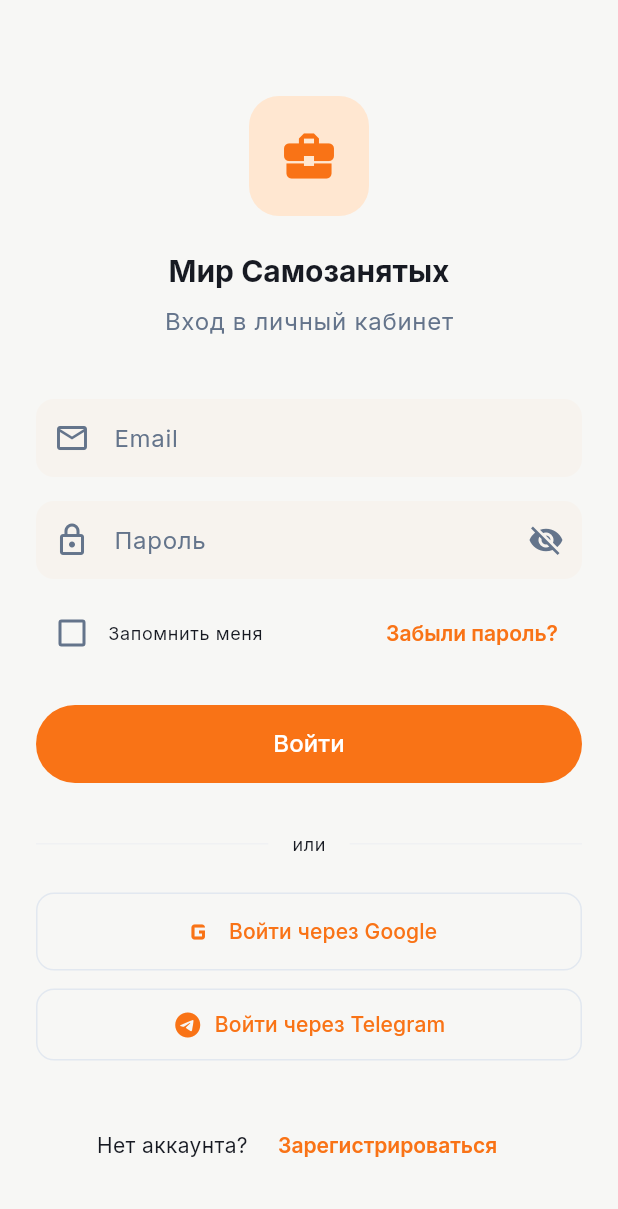
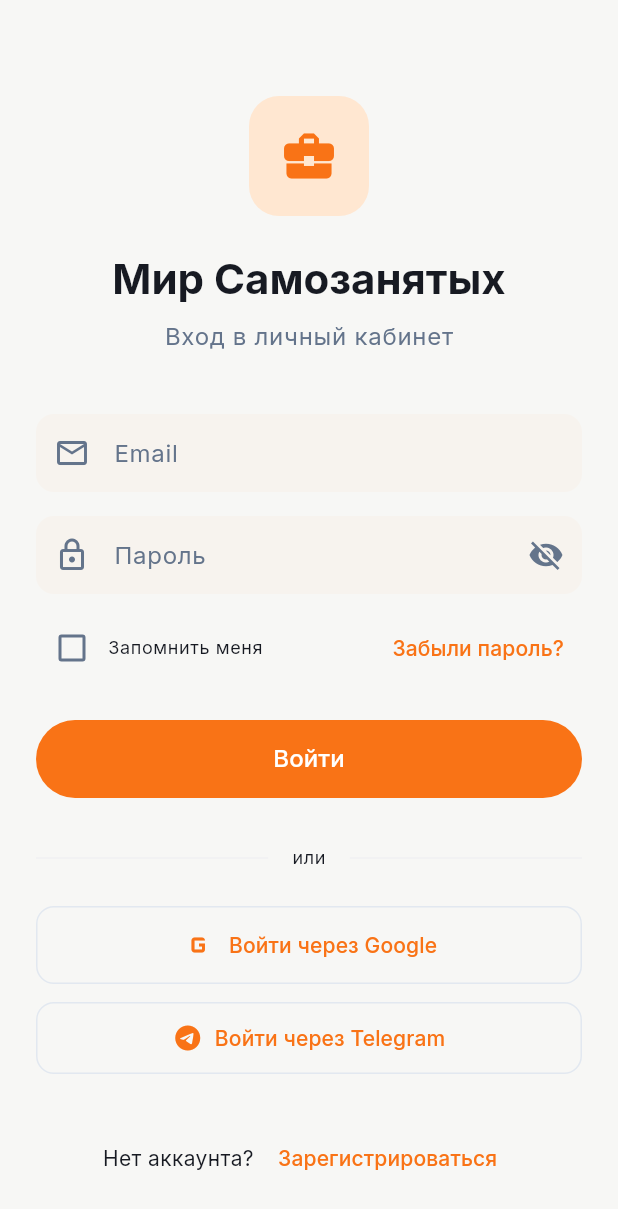
Before and after one commit to paulafanasyev/mir-samozanyatykh-, a Flutter app: the screen it shows after launch, on a phone screen of 412 x 824 dp. Shown: the top 1209 px of the screen. Run offline on Flutter 3.47's test engine with Material 3 defaults, Android fonts, the light colour scheme and no system bars; our stand-ins replace connectivity_plus, dio, fl_chart, flutter_local_notifications, flutter_riverpod, flutter_secure_storage and 8 more; accounts and stored records are empty.

Commit message:
fix(mobile): align theme with Material 3 CardThemeData

```diff
--- a/src/mobile/lib/core/theme/app_theme.dart
+++ b/src/mobile/lib/core/theme/app_theme.dart
@@ -4,7 +4,6 @@ import 'package:google_fonts/google_fonts.dart';
 class AppTheme {
   AppTheme._();
 
-  // Brand Colors
   static const Color primary = Color(0xFFF97316);
   static const Color primaryDark = Color(0xFFEA580C);
   static const Color primaryLight = Color(0xFFFFB45F);
@@ -15,8 +14,6 @@ class AppTheme {
   static const Color warning = Color(0xFFFFA000);
   static const Color success = Color(0xFF43A047);
   static const Color info = Color(0xFF1E88E5);
-
-  // Neutral
   static const Color background = Color(0xFFF7F7F5);
   static const Color surface = Color(0xFFFFFFFF);
   static const Color surfaceVariant = Color(0xFFF7F3EE);
@@ -24,19 +21,39 @@ class AppTheme {
   static const Color onSurfaceVariant = Color(0xFF64748B);
   static const Color outline = Color(0xFFE2E8F0);
   static const Color outlineVariant = Color(0xFFF0F1F3);
-
-  // Dark theme
   static const Color darkBackground = Color(0xFF0D1016);
   static const Color darkSurface = Color(0xFF151922);
   static const Color darkSurfaceVariant = Color(0xFF1D232E);
   static const Color darkOnSurface = Color(0xFFF8FAFC);
   static const Color darkOnSurfaceVariant = Color(0xFF94A3B8);
 
-  static ThemeData get lightTheme {
-    return ThemeData(
-      useMaterial3: true,
-      brightness: Brightness.light,
-      colorScheme: const ColorScheme.light(
+  static ThemeData get lightTheme => _theme(Brightness.light);
+  static ThemeData get darkTheme => _theme(Brightness.dark);
+
+  static ThemeData _theme(Brightness brightness) {
+    final dark = brightness == Brightness.dark;
+    final scheme = dark
+        ? const ColorScheme.dark(
+            primary: accentLight,
+            onPrimary: Colors.black,
+            primaryContainer: Color(0xFF7C2D12),
+            onPrimaryContainer: Color(0xFFFFEDD5),
+            secondary: Color(0xFF4ADE80),
+            onSecondary: Colors.black,
+            secondaryContainer: Color(0xFF1B5E20),
+            onSecondaryContainer: Color(0xFFE8F5E9),
+            tertiary: accentLight,
+            onTertiary: Colors.black,
+            error: Color(0xFFEF5350),
+            onError: Colors.black,
+            surface: darkSurface,
+            onSurface: darkOnSurface,
+            surfaceContainerHighest: darkSurfaceVariant,
+            onSurfaceVariant: darkOnSurfaceVariant,
+            outline: Color(0xFF343B48),
+            outlineVariant: Color(0xFF272D39),
+          )
+        : const ColorScheme.light(
             primary: primary,
             onPrimary: Colors.white,
             primaryContainer: Color(0xFFFFE7D1),
@@ -55,187 +72,71 @@ class AppTheme {
             onErrorContainer: Color(0xFFB71C1C),
             surface: surface,
             onSurface: onSurface,
-        surfaceVariant: surfaceVariant,
+            surfaceContainerHighest: surfaceVariant,
             onSurfaceVariant: onSurfaceVariant,
             outline: outline,
             outlineVariant: outlineVariant,
-        shadow: Color(0x1F000000),
-        scrim: Color(0x99000000),
-      ),
-      textTheme: _buildTextTheme(Brightness.light),
+          );
+
+    final textColor = dark ? darkOnSurface : onSurface;
+    return ThemeData(
+      useMaterial3: true,
+      brightness: brightness,
+      colorScheme: scheme,
+      scaffoldBackgroundColor: dark ? darkBackground : background,
+      textTheme: GoogleFonts.interTextTheme().apply(bodyColor: textColor, displayColor: textColor),
       appBarTheme: AppBarTheme(
         elevation: 0,
         scrolledUnderElevation: 1,
         centerTitle: true,
-        backgroundColor: surface,
-        foregroundColor: onSurface,
-        titleTextStyle: GoogleFonts.inter(
-          fontSize: 18,
-          fontWeight: FontWeight.w600,
-          color: onSurface,
+        backgroundColor: dark ? darkSurface : surface,
+        foregroundColor: textColor,
       ),
-      ),
-      cardTheme: CardTheme(
+      cardTheme: CardThemeData(
         elevation: 0,
+        color: dark ? darkSurface : surface,
         shape: RoundedRectangleBorder(
           borderRadius: BorderRadius.circular(16),
-          side: const BorderSide(color: outlineVariant),
+          side: BorderSide(color: dark ? const Color(0xFF343B48) : outlineVariant),
         ),
-        color: surface,
       ),
       elevatedButtonTheme: ElevatedButtonThemeData(
         style: ElevatedButton.styleFrom(
           elevation: 0,
-          backgroundColor: primary,
-          foregroundColor: Colors.white,
+          backgroundColor: scheme.primary,
+          foregroundColor: scheme.onPrimary,
           padding: const EdgeInsets.symmetric(horizontal: 24, vertical: 14),
-          shape: RoundedRectangleBorder(
-            borderRadius: BorderRadius.circular(12),
-          ),
-          textStyle: GoogleFonts.inter(
-            fontSize: 16,
-            fontWeight: FontWeight.w600,
-          ),
+          shape: RoundedRectangleBorder(borderRadius: BorderRadius.circular(12)),
         ),
       ),
       outlinedButtonTheme: OutlinedButtonThemeData(
         style: OutlinedButton.styleFrom(
-          foregroundColor: primary,
-          side: const BorderSide(color: outline),
+          foregroundColor: scheme.primary,
+          side: BorderSide(color: scheme.outline),
           padding: const EdgeInsets.symmetric(horizontal: 24, vertical: 14),
-          shape: RoundedRectangleBorder(
-            borderRadius: BorderRadius.circular(12),
-          ),
-        ),
-      ),
-      textButtonTheme: TextButtonThemeData(
-        style: TextButton.styleFrom(
-          foregroundColor: primary,
-          padding: const EdgeInsets.symmetric(horizontal: 16, vertical: 10),
-          textStyle: GoogleFonts.inter(
-            fontSize: 14,
-            fontWeight: FontWeight.w600,
-          ),
+          shape: RoundedRectangleBorder(borderRadius: BorderRadius.circular(12)),
         ),
       ),
       inputDecorationTheme: InputDecorationTheme(
         filled: true,
-        fillColor: surfaceVariant,
-        border: OutlineInputBorder(
-          borderRadius: BorderRadius.circular(12),
-          borderSide: BorderSide.none,
+        fillColor: dark ? darkSurfaceVariant : surfaceVariant,
+        border: OutlineInputBorder(borderRadius: BorderRadius.circular(12), borderSide: BorderSide.none),
+        enabledBorder: OutlineInputBorder(borderRadius: BorderRadius.circular(12), borderSide: BorderSide.none),
+        focusedBorder: OutlineInputBorder(borderRadius: BorderRadius.circular(12), borderSide: BorderSide(color: scheme.primary, width: 2)),
+        contentPadding: const EdgeInsets.symmetric(horizontal: 16, vertical: 14),
       ),
-        enabledBorder: OutlineInputBorder(
-          borderRadius: BorderRadius.circular(12),
-          borderSide: BorderSide.none,
-        ),
-        focusedBorder: OutlineInputBorder(
-          borderRadius: BorderRadius.circular(12),
-          borderSide: const BorderSide(color: primary, width: 2),
-        ),
-        errorBorder: OutlineInputBorder(
-          borderRadius: BorderRadius.circular(12),
-          borderSide: const BorderSide(color: error, width: 1),
-        ),
-        contentPadding: const EdgeInsets.symmetric(horizontal: 16, vertical: 14),
-        hintStyle: GoogleFonts.inter(
-          fontSize: 14,
-          color: onSurfaceVariant,
-        ),
+      floatingActionButtonTheme: FloatingActionButtonThemeData(
+        backgroundColor: scheme.primary,
+        foregroundColor: scheme.onPrimary,
+        shape: RoundedRectangleBorder(borderRadius: BorderRadius.circular(16)),
       ),
       bottomNavigationBarTheme: BottomNavigationBarThemeData(
-        backgroundColor: surface,
-        selectedItemColor: primary,
-        unselectedItemColor: onSurfaceVariant,
-        selectedLabelStyle: GoogleFonts.inter(fontSize: 11, fontWeight: FontWeight.w600),
-        unselectedLabelStyle: GoogleFonts.inter(fontSize: 11),
+        backgroundColor: dark ? darkSurface : surface,
+        selectedItemColor: scheme.primary,
+        unselectedItemColor: scheme.onSurfaceVariant,
         type: BottomNavigationBarType.fixed,
-        elevation: 8,
       ),
-      floatingActionButtonTheme: FloatingActionButtonThemeData(
-        backgroundColor: primary,
-        foregroundColor: Colors.white,
-        elevation: 2,
-        shape: RoundedRectangleBorder(
-          borderRadius: BorderRadius.circular(16),
-        ),
-      ),
-      dividerTheme: const DividerThemeData(
-        color: outlineVariant,
-        thickness: 1,
-        space: 1,
-      ),
-      scaffoldBackgroundColor: background,
-      fontFamily: GoogleFonts.inter().fontFamily,
-    );
-  }
-
-  static ThemeData get darkTheme {
-    return lightTheme.copyWith(
-      brightness: Brightness.dark,
-      colorScheme: const ColorScheme.dark(
-        primary: accentLight,
-        onPrimary: Colors.black,
-        primaryContainer: Color(0xFF7C2D12),
-        onPrimaryContainer: Color(0xFFFFEDD5),
-        secondary: Color(0xFF4ADE80),
-        onSecondary: Colors.black,
-        secondaryContainer: Color(0xFF1B5E20),
-        onSecondaryContainer: Color(0xFFE8F5E9),
-        tertiary: accentLight,
-        onTertiary: Colors.black,
-        tertiaryContainer: Color(0xFF7C2D12),
-        onTertiaryContainer: Color(0xFFFFEDD5),
-        error: Color(0xFFEF5350),
-        onError: Colors.black,
-        errorContainer: Color(0xFFB71C1C),
-        onErrorContainer: Color(0xFFFFEBEE),
-        surface: darkSurface,
-        onSurface: darkOnSurface,
-        surfaceVariant: darkSurfaceVariant,
-        onSurfaceVariant: darkOnSurfaceVariant,
-        outline: Color(0xFF343B48),
-        outlineVariant: Color(0xFF272D39),
-      ),
-      scaffoldBackgroundColor: darkBackground,
-      cardTheme: CardTheme(
-        color: darkSurface,
-        shape: RoundedRectangleBorder(
-          borderRadius: BorderRadius.circular(16),
-          side: const BorderSide(color: Color(0xFF3C4043)),
-        ),
-      ),
-      appBarTheme: AppBarTheme(
-        backgroundColor: darkSurface,
-        foregroundColor: darkOnSurface,
-      ),
-      inputDecorationTheme: InputDecorationTheme(
-        fillColor: darkSurfaceVariant,
-      ),
-      bottomNavigationBarTheme: BottomNavigationBarThemeData(
-        backgroundColor: darkSurface,
-      ),
-    );
-  }
-
-  static TextTheme _buildTextTheme(Brightness brightness) {
-    final color = brightness == Brightness.light ? onSurface : darkOnSurface;
-    return GoogleFonts.interTextTheme().copyWith(
-      displayLarge: GoogleFonts.inter(fontSize: 32, fontWeight: FontWeight.w700, color: color, letterSpacing: -0.5),
-      displayMedium: GoogleFonts.inter(fontSize: 28, fontWeight: FontWeight.w700, color: color, letterSpacing: -0.5),
-      displaySmall: GoogleFonts.inter(fontSize: 24, fontWeight: FontWeight.w600, color: color),
-      headlineLarge: GoogleFonts.inter(fontSize: 22, fontWeight: FontWeight.w600, color: color),
-      headlineMedium: GoogleFonts.inter(fontSize: 20, fontWeight: FontWeight.w600, color: color),
-      headlineSmall: GoogleFonts.inter(fontSize: 18, fontWeight: FontWeight.w600, color: color),
-      titleLarge: GoogleFonts.inter(fontSize: 16, fontWeight: FontWeight.w600, color: color),
-      titleMedium: GoogleFonts.inter(fontSize: 14, fontWeight: FontWeight.w600, color: color),
-      titleSmall: GoogleFonts.inter(fontSize: 12, fontWeight: FontWeight.w600, color: color),
-      bodyLarge: GoogleFonts.inter(fontSize: 16, fontWeight: FontWeight.w400, color: color, height: 1.5),
-      bodyMedium: GoogleFonts.inter(fontSize: 14, fontWeight: FontWeight.w400, color: color, height: 1.5),
-      bodySmall: GoogleFonts.inter(fontSize: 12, fontWeight: FontWeight.w400, color: color, height: 1.4),
-      labelLarge: GoogleFonts.inter(fontSize: 14, fontWeight: FontWeight.w500, color: color),
-      labelMedium: GoogleFonts.inter(fontSize: 12, fontWeight: FontWeight.w500, color: color),
-      labelSmall: GoogleFonts.inter(fontSize: 11, fontWeight: FontWeight.w500, color: color, letterSpacing: 0.5),
+      dividerTheme: DividerThemeData(color: scheme.outlineVariant, thickness: 1, space: 1),
     );
   }
 }
```
Lines whose indentation alone changed are shown as unchanged.
